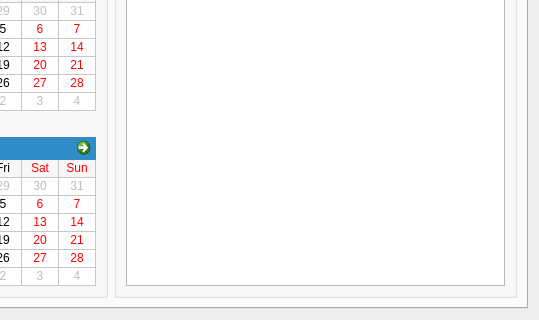
The window that src/ui/NewReservation/NewReservationDialog.ui (Skwara/HoteleADC) describes before a commit, drawn with Qt 5; both pictures show x 238 to 777 and y 361 to 681 of the 777 by 681 pixel window.
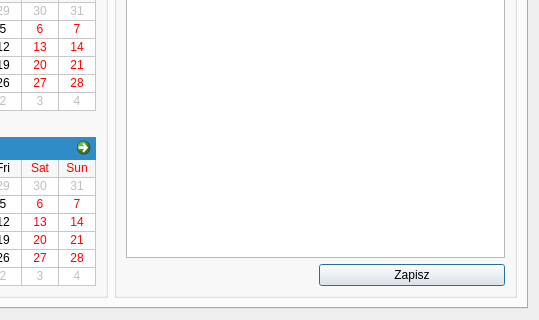
The same window after the commit.

```diff
--- a/src/ui/NewReservation/NewReservationDialog.ui
+++ b/src/ui/NewReservation/NewReservationDialog.ui
@@ -419,6 +419,13 @@
             <item row="0" column="0" colspan="2">
              <widget class="QTableView" name="summaryTableView"/>
             </item>
+            <item row="1" column="1">
+             <widget class="QPushButton" name="summarySaveButton">
+              <property name="text">
+               <string>Zapisz</string>
+              </property>
+             </widget>
+            </item>
            </layout>
           </widget>
          </item>
```
